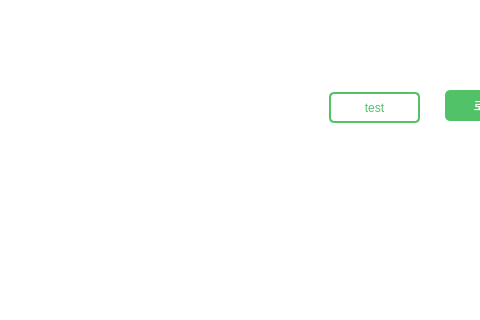
soyyoonn/SMARTSTORE, file smartstore.ui: the form before one commit; both pictures show x 485 to 965 and y 0 to 320 of the 1059 by 1004 pixel window.
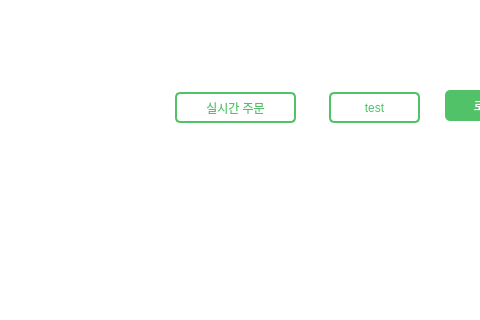
The form after the commit.

Commit message: 실시간 주문 확인 수정

What changed in the file:
```diff
--- a/smartstore.ui
+++ b/smartstore.ui
@@ -177,6 +177,67 @@
       </widget>
      </widget>
     </widget>
+    <widget class="QStackedWidget" name="stackedWidget_3">
+     <property name="geometry">
+      <rect>
+       <x>640</x>
+       <y>2</y>
+       <width>171</width>
+       <height>80</height>
+      </rect>
+     </property>
+     <property name="currentIndex">
+      <number>0</number>
+     </property>
+     <widget class="QWidget" name="page_9">
+      <widget class="QPushButton" name="btn_test2">
+       <property name="geometry">
+        <rect>
+         <x>20</x>
+         <y>30</y>
+         <width>121</width>
+         <height>31</height>
+        </rect>
+       </property>
+       <property name="styleSheet">
+        <string notr="true">QPushButton{
+	font: 15pt &quot;GyeonggiBatang&quot;;
+	color: rgb(82, 194, 105);
+	background-color: white;
+	border: 2px solid  rgb(82, 194, 105);
+	border-radius: 5px;
+}</string>
+       </property>
+       <property name="text">
+        <string>실시간 주문</string>
+       </property>
+      </widget>
+     </widget>
+     <widget class="QWidget" name="page_10">
+      <widget class="QPushButton" name="btn_end2">
+       <property name="geometry">
+        <rect>
+         <x>20</x>
+         <y>31</y>
+         <width>121</width>
+         <height>31</height>
+        </rect>
+       </property>
+       <property name="styleSheet">
+        <string notr="true">QPushButton{
+	font: 15pt &quot;GyeonggiBatang&quot;;
+	color: rgb(82, 194, 105);
+	background-color: white;
+	border: 2px solid  rgb(82, 194, 105);
+	border-radius: 5px;
+}</string>
+       </property>
+       <property name="text">
+        <string>종료</string>
+       </property>
+      </widget>
+     </widget>
+    </widget>
    </widget>
    <widget class="QWidget" name="page">
     <widget class="QPushButton" name="signup_Button">
```
The commit also changes 2 other files.
